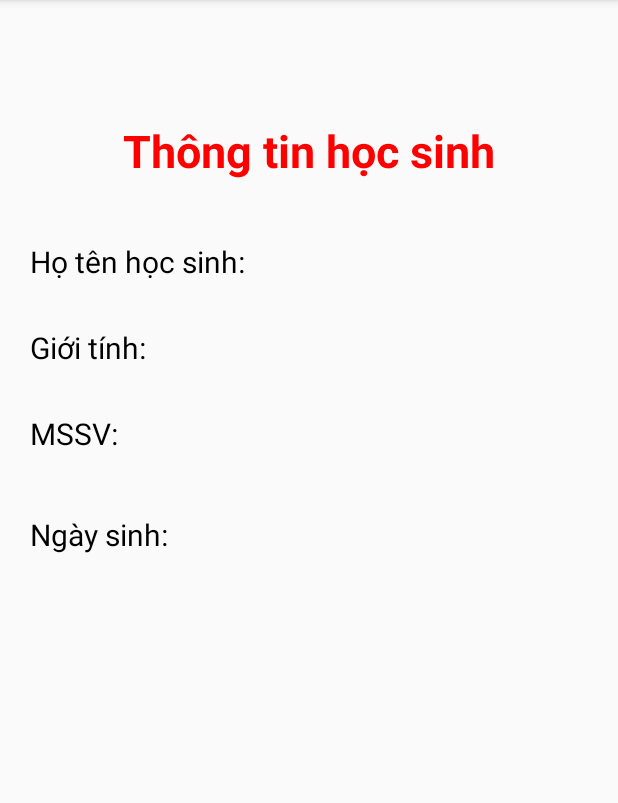
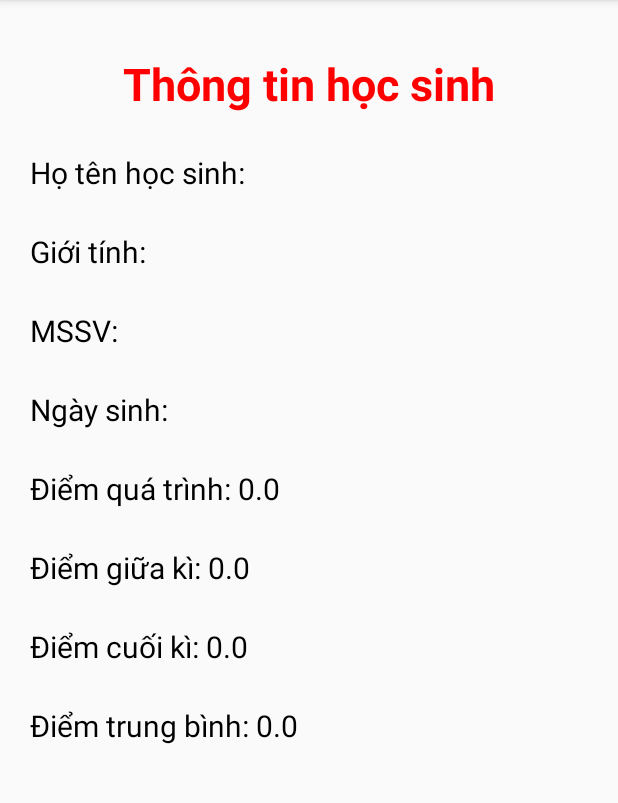
Before and after one commit to iFrancez/QUAN_LI_SINH_VIEN_MB, an Android app: the ActivityInformationStudent screen opened directly, with no data from a screen before it, on a phone screen of 412 x 824 dp, the part 84-887 px from its top. Run offline under Robolectric (Android 15) with nearby library versions, the phone set to English and light mode, and no system bars.

Commit message:
add new point of Student include: processpoint, middlepoint, finalpoint and avegepoint

```diff
--- a/app/src/main/java/com/example/quan_li_sinh_vien/ActivityInformationStudent.java
+++ b/app/src/main/java/com/example/quan_li_sinh_vien/ActivityInformationStudent.java
@@ -8,7 +8,7 @@ import android.widget.TextView;
 
 public class ActivityInformationStudent extends AppCompatActivity {
 
-    TextView txtName, txtSex, txtCode, txtBirth;
+    TextView txtName, txtSex, txtCode, txtBirth, txtProcessPoint, txtMiddlePoint, txtFinalPoint, txtAvegePoint;
 
     @Override
     protected void onCreate(Bundle savedInstanceState) {
@@ -19,6 +19,10 @@ public class ActivityInformationStudent extends AppCompatActivity {
         txtCode = findViewById(R.id.txtStudentCode);
         txtName = findViewById(R.id.txtStudentName);
         txtSex = findViewById(R.id.txtStudentSex);
+        txtProcessPoint = findViewById(R.id.txtStudentProcessPoint);
+        txtMiddlePoint = findViewById(R.id.txtStudentMiddlePoint);
+        txtFinalPoint = findViewById(R.id.txtStudentFinalPoint);
+        txtAvegePoint = findViewById(R.id.txtStudentAvegePoint);
 
         //nhận dữ liệu
         Intent intent = getIntent();
@@ -27,12 +31,19 @@ public class ActivityInformationStudent extends AppCompatActivity {
         String sex = intent.getStringExtra("sex");
         String code = intent.getStringExtra("code");
         String birth = intent.getStringExtra("birth");
+        float processpoint = intent.getFloatExtra("processpoint",0);
+        float middlepoint = intent.getFloatExtra("middlepoint",0);
+        float finalpoint = intent.getFloatExtra("finalpoint",0);
+        float avegepoint = intent.getFloatExtra("avegepoint",0);
 
         //gán lên textview tương ứng
         txtName.setText(name);
         txtCode.setText(code);
         txtBirth.setText(birth);
         txtSex.setText(sex);
-
+        txtProcessPoint.setText(processpoint + "");
+        txtMiddlePoint.setText(middlepoint + "");
+        txtFinalPoint.setText(finalpoint + "");
+        txtAvegePoint.setText(avegepoint + "");
     }
 }
--- a/app/src/main/res/layout/activity_information_student.xml
+++ b/app/src/main/res/layout/activity_information_student.xml
@@ -8,7 +8,7 @@
     tools:context=".ActivitySubjectInformation">
 
     <TextView
-        android:layout_marginTop="80dp"
+        android:layout_marginTop="35dp"
         android:textSize="30sp"
         android:textStyle="bold"
         android:gravity="center"
@@ -21,7 +21,7 @@
         android:orientation="horizontal"
         android:layout_marginRight="20dp"
         android:layout_marginLeft="20dp"
-        android:layout_marginTop="40dp"
+        android:layout_marginTop="25dp"
         android:layout_width="match_parent"
         android:layout_height="wrap_content">
 
@@ -45,7 +45,7 @@
         android:orientation="horizontal"
         android:layout_marginRight="20dp"
         android:layout_marginLeft="20dp"
-        android:layout_marginTop="30dp"
+        android:layout_marginTop="25dp"
         android:layout_width="match_parent"
         android:layout_height="wrap_content">
 
@@ -69,7 +69,7 @@
         android:orientation="horizontal"
         android:layout_marginRight="20dp"
         android:layout_marginLeft="20dp"
-        android:layout_marginTop="30dp"
+        android:layout_marginTop="25dp"
         android:layout_width="match_parent"
         android:layout_height="wrap_content">
 
@@ -93,7 +93,7 @@
         android:orientation="horizontal"
         android:layout_marginRight="20dp"
         android:layout_marginLeft="20dp"
-        android:layout_marginTop="40dp"
+        android:layout_marginTop="25dp"
         android:layout_width="match_parent"
         android:layout_height="wrap_content">
 
@@ -112,4 +112,99 @@
             android:layout_height="match_parent"></TextView>
 
     </LinearLayout>
+    <LinearLayout
+        android:orientation="horizontal"
+        android:layout_marginRight="20dp"
+        android:layout_marginLeft="20dp"
+        android:layout_marginTop="25dp"
+        android:layout_width="match_parent"
+        android:layout_height="wrap_content">
+
+        <TextView
+            android:textColor="#000000"
+            android:textSize="20sp"
+            android:text="Điểm quá trình: "
+            android:layout_width="wrap_content"
+            android:layout_height="match_parent"></TextView>
+        <TextView
+            android:textColor="#000000"
+            android:textSize="20dp"
+            android:id="@+id/txtStudentProcessPoint"
+            android:text="TPHCM"
+            android:layout_width="wrap_content"
+            android:layout_height="match_parent"></TextView>
+
+    </LinearLayout>
+    <LinearLayout
+        android:orientation="horizontal"
+        android:layout_marginRight="20dp"
+        android:layout_marginLeft="20dp"
+        android:layout_marginTop="25dp"
+        android:layout_width="match_parent"
+        android:layout_height="wrap_content">
+
+        <TextView
+            android:textColor="#000000"
+            android:textSize="20sp"
+            android:text="Điểm giữa kì: "
+            android:layout_width="wrap_content"
+            android:layout_height="match_parent"></TextView>
+        <TextView
+            android:textColor="#000000"
+            android:textSize="20dp"
+            android:id="@+id/txtStudentMiddlePoint"
+            android:text="TPHCM"
+            android:layout_width="wrap_content"
+            android:layout_height="match_parent"></TextView>
+
+    </LinearLayout>
+    <LinearLayout
+        android:orientation="horizontal"
+        android:layout_marginRight="20dp"
+        android:layout_marginLeft="20dp"
+        android:layout_marginTop="25dp"
+        android:layout_width="match_parent"
+        android:layout_height="wrap_content">
+
+        <TextView
+            android:textColor="#000000"
+            android:textSize="20sp"
+            android:text="Điểm cuối kì: "
+            android:layout_width="wrap_content"
+            android:layout_height="match_parent"></TextView>
+        <TextView
+            android:textColor="#000000"
+            android:textSize="20dp"
+            android:id="@+id/txtStudentFinalPoint"
+            android:text="TPHCM"
+            android:layout_width="wrap_content"
+            android:layout_height="match_parent"></TextView>
+
+    </LinearLayout>
+
+    <LinearLayout
+        android:layout_width="match_parent"
+        android:layout_height="wrap_content"
+        android:layout_marginLeft="20dp"
+        android:layout_marginTop="25dp"
+        android:layout_marginRight="20dp"
+        android:orientation="horizontal">
+
+        <TextView
+            android:layout_width="wrap_content"
+            android:layout_height="match_parent"
+            android:text="Điểm trung bình: "
+            android:textColor="#000000"
+            android:textSize="20sp"></TextView>
+
+        <TextView
+            android:id="@+id/txtStudentAvegePoint"
+            android:layout_width="wrap_content"
+            android:layout_height="match_parent"
+            android:text="TPHCM"
+            android:textColor="#000000"
+            android:textSize="20dp"></TextView>
+
+    </LinearLayout>
+
 </LinearLayout>
```
Also changed, not shown: app/src/main/java/com/example/quan_li_sinh_vien/ActivityStudent.java (+31 -10 lines), app/src/main/java/com/example/quan_li_sinh_vien/ActivityUpdateStudent.java (+43 -5 lines), app/src/main/java/com/example/quan_li_sinh_vien/database/database.java (+16 -11 lines), app/src/main/java/com/example/quan_li_sinh_vien/model/Student.java (+67 -3 lines), app/src/main/res/layout/activity_update_student.xml (+60 -17 lines).
